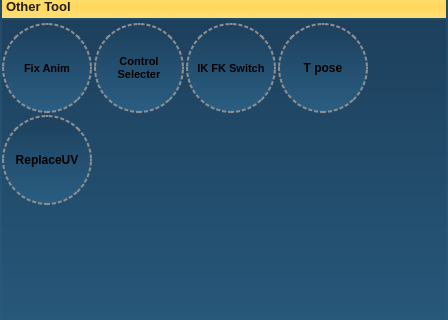
First picture: the form in RootUI.ui, repository zclongpop123/RiggingTeamTools, before the edit; both pictures show x 0 to 448 and y 263 to 583 of the 448 by 679 pixel window.
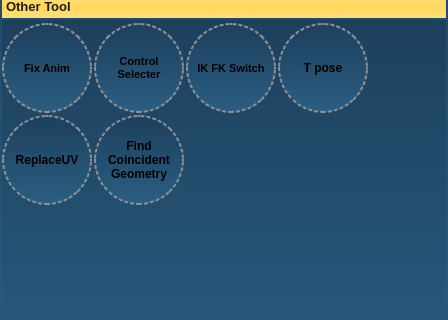
Second picture: the form after the edit. The open tabs and pages were chosen to show the change.

Commit message: add UI for find coincident geometry...

```diff
--- a/RootUI.ui
+++ b/RootUI.ui
@@ -2284,6 +2284,36 @@
               </property>
              </widget>
             </item>
+            <item row="1" column="1">
+             <widget class="QPushButton" name="btn_findCoincidentGeometry">
+              <property name="minimumSize">
+               <size>
+                <width>90</width>
+                <height>90</height>
+               </size>
+              </property>
+              <property name="maximumSize">
+               <size>
+                <width>90</width>
+                <height>90</height>
+               </size>
+              </property>
+              <property name="font">
+               <font>
+                <weight>75</weight>
+                <bold>true</bold>
+               </font>
+              </property>
+              <property name="styleSheet">
+               <string notr="true"/>
+              </property>
+              <property name="text">
+               <string>Find
+Coincident
+Geometry</string>
+              </property>
+             </widget>
+            </item>
            </layout>
           </widget>
          </widget>
```
Left out of the diff: 2 changed lines with no effect on the pictures. The commit also changes 3 other files.
